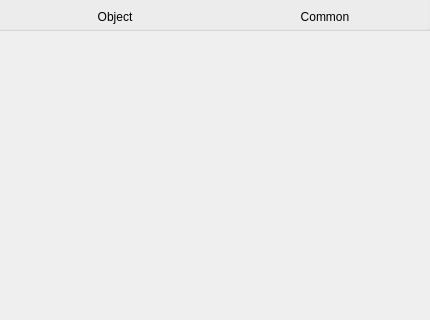
CoppeliaRobotics/coppeliaSimLib, file ui/qdlgobjectdialogcontainer.ui: the form before one commit; both pictures show x 0 to 430 and y 0 to 320 of the 430 by 460 pixel window.
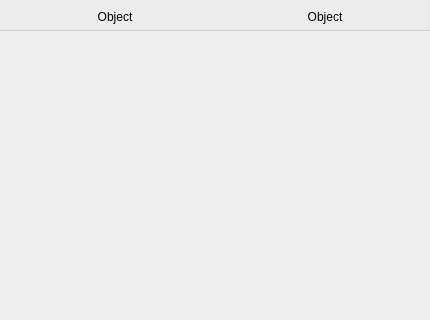
The form after the commit.

Commit message: fix spherical joint bb, common --> object, add attaches to pointed object, logs trigger 'logMsg' event

What changed in the file:
```diff
--- a/ui/qdlgobjectdialogcontainer.ui
+++ b/ui/qdlgobjectdialogcontainer.ui
@@ -941,7 +941,7 @@
     <bool>false</bool>
    </property>
    <property name="text">
-    <string>Common</string>
+    <string>Object</string>
    </property>
    <property name="checkable">
     <bool>true</bool>
```
The commit also changes 9 other files.
